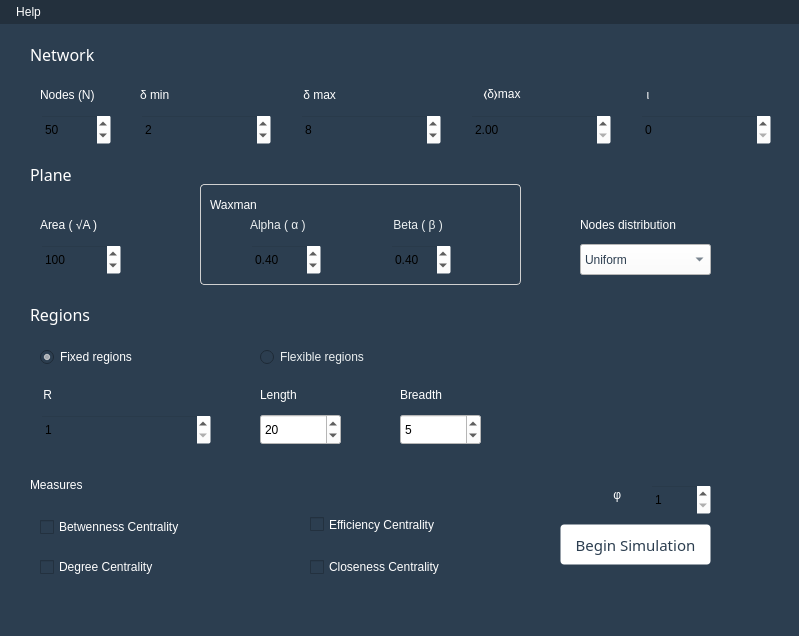
Qt form mainwindow.ui (Trindad/network-topologies-generator-frontend) before a commit.
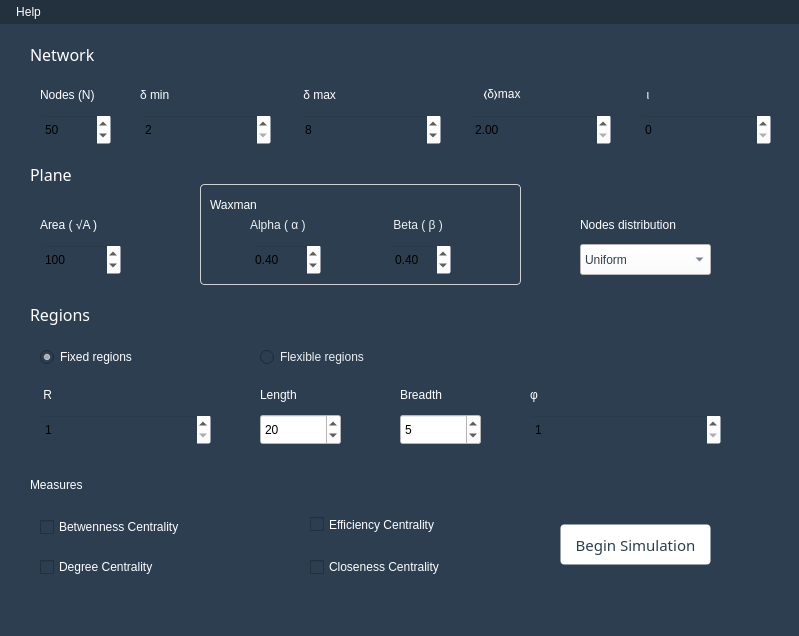
The same form after that commit.

The edit to the form file:
```diff
--- a/mainwindow.ui
+++ b/mainwindow.ui
@@ -306,7 +306,7 @@
 color:#000</string>
     </property>
     <property name="minimum">
-     <number>1</number>
+     <number>2</number>
     </property>
     <property name="maximum">
      <number>999</number>
@@ -804,9 +804,9 @@
    <widget class="QSpinBox" name="numberOfSimulations">
     <property name="geometry">
      <rect>
-      <x>650</x>
-      <y>460</y>
-      <width>61</width>
+      <x>530</x>
+      <y>390</y>
+      <width>191</width>
       <height>31</height>
      </rect>
     </property>
@@ -879,9 +879,9 @@
    <widget class="QLabel" name="label_5">
     <property name="geometry">
      <rect>
-      <x>610</x>
-      <y>460</y>
-      <width>21</width>
+      <x>530</x>
+      <y>360</y>
+      <width>201</width>
       <height>21</height>
      </rect>
     </property>
@@ -889,7 +889,7 @@
      <string>Number of Simulations </string>
     </property>
     <property name="text">
-     <string> φ </string>
+     <string>φ </string>
     </property>
    </widget>
    <widget class="QLabel" name="label_8">
```
Left out of the diff: 2 changed lines with no effect on the pictures.
